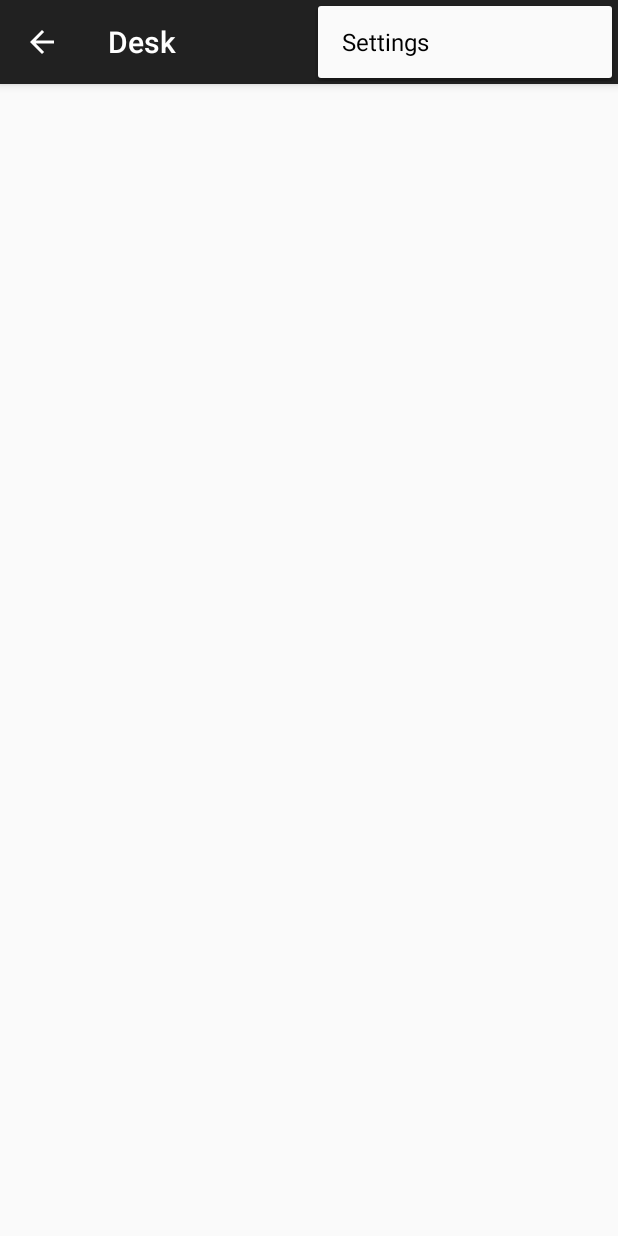
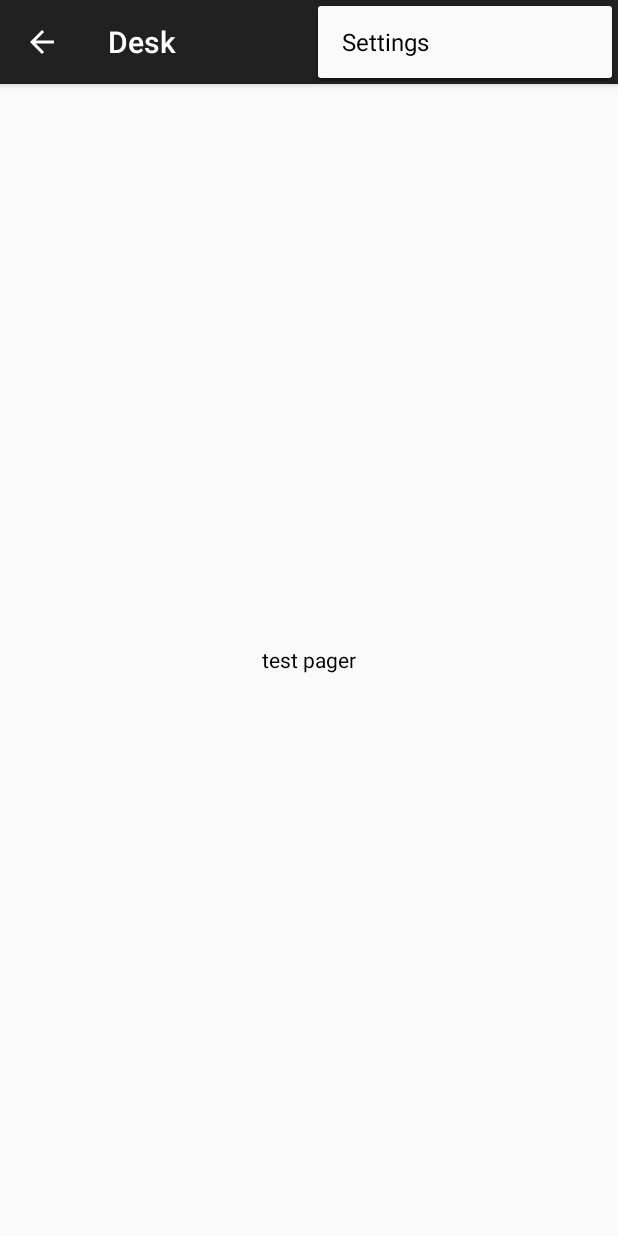
Before and after one commit to kshitijsharma000/maverick, an Android app: the screen it shows after launch (HomeActvity), with the options menu open, on a phone screen of 412 x 824 dp. Run offline under Robolectric (Android 15) with nearby library versions, the phone set to English and light mode, and no system bars; 2 statements that could not run were skipped.

Commit message:
Updating fragments 2

```diff
--- a/app/src/main/java/com/desk/Fragment_home.java
+++ b/app/src/main/java/com/desk/Fragment_home.java
@@ -1,8 +1,14 @@
 package com.desk;
 
 import android.app.Activity;
+import android.content.Context;
 import android.os.Bundle;
 import android.support.v4.app.Fragment;
+import android.support.v4.app.FragmentManager;
+import android.support.v4.app.FragmentPagerAdapter;
+import android.support.v4.app.FragmentTransaction;
+import android.support.v4.view.ViewPager;
+import android.support.v7.app.ActionBar;
 import android.view.LayoutInflater;
 import android.view.View;
 import android.view.ViewGroup;
@@ -10,10 +16,12 @@ import android.view.ViewGroup;
 /**
  * Created by kshitij.sharma on 9/28/2015.
  */
-public class Fragment_home extends Fragment {
+public class Fragment_home extends Fragment implements ActionBar.TabListener {
 
     private static final String ARG_SECTION_NUMBER = "section_number";
-
+    static Context context;
+    ActionBar actionBar;
+    ViewPager viewPager;
     /**
      * Returns a new instance of this fragment for the given section
      * number.
@@ -27,13 +35,32 @@ public class Fragment_home extends Fragment {
     }
 
     public Fragment_home() {
+        System.out.println("created fragment home");
     }
 
     @Override
     public View onCreateView(LayoutInflater inflater, ViewGroup container,
                              Bundle savedInstanceState) {
-        View rootView = inflater.inflate(R.layout.fragment_home_actvity, container, false);
-        return rootView;
+        return inflater.inflate(R.layout.fragment_home_actvity, container, false);
+    }
+
+    @Override
+    public void onViewCreated(View view, Bundle savedInstanceState) {
+        super.onViewCreated(view, savedInstanceState);
+
+        Adapter adapter = new Adapter(getChildFragmentManager());
+
+        viewPager = (ViewPager) view.findViewById(R.id.pager);
+        viewPager.setAdapter(adapter);
+
+        actionBar.setNavigationMode(ActionBar.NAVIGATION_MODE_TABS);
+        actionBar.setDisplayShowTitleEnabled(true);
+
+
+        for (int i = 0; i < adapter.getCount(); i++) {
+            System.out.println("added new tab : " + i);
+            actionBar.addTab(actionBar.newTab().setTabListener(this).setText(adapter.getPageTitle(i)));
+        }
     }
 
     @Override
@@ -41,5 +68,53 @@ public class Fragment_home extends Fragment {
         super.onAttach(activity);
         ((HomeActvity) activity).onSectionAttached(
                 getArguments().getInt(ARG_SECTION_NUMBER));
+        actionBar = ((HomeActvity) activity).getSupportActionBar();
+    }
+
+    @Override
+    public void onTabSelected(ActionBar.Tab tab, FragmentTransaction ft) {
+        viewPager.setCurrentItem(tab.getPosition());
+    }
+
+    @Override
+    public void onTabUnselected(ActionBar.Tab tab, FragmentTransaction ft) {
+
+    }
+
+    @Override
+    public void onTabReselected(ActionBar.Tab tab, FragmentTransaction ft) {
+
+    }
+
+    private class Adapter extends FragmentPagerAdapter {
+
+        public Adapter(FragmentManager fm) {
+            super(fm);
+            System.out.println("inside viewpager adapter get constructor");
+        }
+
+        @Override
+        public Fragment getItem(int position) {
+            System.out.println("inside viewpager adapter get item : " + position);
+            return new Pager_fragment();
+        }
+
+        @Override
+        public int getCount() {
+            return 3;
+        }
+
+        @Override
+        public CharSequence getPageTitle(int position) {
+            switch (position) {
+                case 0:
+                    return "Section 1";
+                case 1:
+                    return "Section 2";
+                case 2:
+                    return "Section 3";
+            }
+            return null;
+        }
     }
 }
--- a/app/src/main/java/com/desk/HomeActvity.java
+++ b/app/src/main/java/com/desk/HomeActvity.java
@@ -1,17 +1,13 @@
 package com.desk;
 
-import android.app.Activity;
 import android.os.Bundle;
 import android.support.v4.app.Fragment;
 import android.support.v4.app.FragmentManager;
 import android.support.v4.widget.DrawerLayout;
 import android.support.v7.app.ActionBar;
 import android.support.v7.app.AppCompatActivity;
-import android.view.LayoutInflater;
 import android.view.Menu;
 import android.view.MenuItem;
-import android.view.View;
-import android.view.ViewGroup;
 
 public class HomeActvity extends AppCompatActivity
         implements NavigationDrawerFragment.NavigationDrawerCallbacks {
@@ -45,9 +41,23 @@ public class HomeActvity extends AppCompatActivity
     public void onNavigationDrawerItemSelected(int position) {
         // update the main content by replacing fragments
         FragmentManager fragmentManager = getSupportFragmentManager();
-        fragmentManager.beginTransaction()
-                .replace(R.id.container, PlaceholderFragment.newInstance(position + 1))
-                .commit();
+        fragmentManager.beginTransaction().replace(R.id.container, selectItem(position)).commit();
+    }
+
+    private Fragment selectItem(int position) {
+        Fragment fragment = null;
+        switch (position) {
+            case 0: //profile
+                fragment = Fragment_home.newInstance(position + 1);
+                break;
+            case 1: // profile
+                fragment = Fragment_profile.newInstance(position + 1);
+                break;
+            case 2: // credits
+                fragment = Fragment_credits.newInstance(position + 1);
+                break;
+        }
+        return fragment;
     }
 
     public void onSectionAttached(int number) {
@@ -99,45 +109,4 @@ public class HomeActvity extends AppCompatActivity
 
         return super.onOptionsItemSelected(item);
     }
-
-    /**
-     * A placeholder fragment containing a simple view.
-     */
-    public static class PlaceholderFragment extends Fragment {
-        /**
-         * The fragment argument representing the section number for this
-         * fragment.
-         */
-        private static final String ARG_SECTION_NUMBER = "section_number";
-
-        /**
-         * Returns a new instance of this fragment for the given section
-         * number.
-         */
-        public static PlaceholderFragment newInstance(int sectionNumber) {
-            PlaceholderFragment fragment = new PlaceholderFragment();
-            Bundle args = new Bundle();
-            args.putInt(ARG_SECTION_NUMBER, sectionNumber);
-            fragment.setArguments(args);
-            return fragment;
-        }
-
-        public PlaceholderFragment() {
-        }
-
-        @Override
-        public View onCreateView(LayoutInflater inflater, ViewGroup container,
-                                 Bundle savedInstanceState) {
-            View rootView = inflater.inflate(R.layout.fragment_home_actvity, container, false);
-            return rootView;
-        }
-
-        @Override
-        public void onAttach(Activity activity) {
-            super.onAttach(activity);
-            ((HomeActvity) activity).onSectionAttached(
-                    getArguments().getInt(ARG_SECTION_NUMBER));
-        }
-    }
-
 }
--- /dev/null
+++ b/app/src/main/java/com/desk/Pager_fragment.java
@@ -0,0 +1,46 @@
+package com.desk;
+
+import android.app.Activity;
+import android.os.Bundle;
+import android.support.annotation.Nullable;
+import android.support.v4.app.Fragment;
+import android.view.LayoutInflater;
+import android.view.View;
+import android.view.ViewGroup;
+import android.widget.TextView;
+
+/**
+ * Created by kshitij.sharma on 9/28/2015.
+ */
+public class Pager_fragment extends Fragment {
+    TextView textView;
+
+    @Override
+    public void onCreate(Bundle savedInstanceState) {
+        super.onCreate(savedInstanceState);
+    }
+
+    @Nullable
+    @Override
+    public View onCreateView(LayoutInflater inflater, ViewGroup container, Bundle savedInstanceState) {
+        return inflater.inflate(R.layout.pager_fragment, container, false);
+    }
+
+    @Override
+    public void onViewCreated(View view, Bundle savedInstanceState) {
+        super.onViewCreated(view, savedInstanceState);
+        textView = (TextView) view.findViewById(R.id.pager_text);
+        textView.setText("test pager");
+    }
+
+    @Override
+    public void onActivityCreated(Bundle savedInstanceState) {
+        super.onActivityCreated(savedInstanceState);
+    }
+
+    @Override
+    public void onAttach(Activity activity) {
+        super.onAttach(activity);
+    }
+
+}
--- /dev/null
+++ b/app/src/main/res/layout/fragment_credits.xml
@@ -0,0 +1,6 @@
+<?xml version="1.0" encoding="utf-8"?>
+<LinearLayout xmlns:android="http://schemas.android.com/apk/res/android"
+    android:orientation="vertical" android:layout_width="match_parent"
+    android:layout_height="match_parent">
+
+</LinearLayout>
--- a/app/src/main/res/layout/fragment_home_actvity.xml
+++ b/app/src/main/res/layout/fragment_home_actvity.xml
@@ -1,18 +1,5 @@
-<RelativeLayout xmlns:android="http://schemas.android.com/apk/res/android"
-    xmlns:tools="http://schemas.android.com/tools"
+<android.support.v4.view.ViewPager
+    xmlns:android="http://schemas.android.com/apk/res/android"
+    android:id="@+id/pager"
     android:layout_width="match_parent"
-    android:layout_height="match_parent"
-    android:paddingBottom="@dimen/activity_vertical_margin"
-    android:paddingLeft="@dimen/activity_horizontal_margin"
-    android:paddingRight="@dimen/activity_horizontal_margin"
-    android:paddingTop="@dimen/activity_vertical_margin"
-    tools:context=".HomeActvity$PlaceholderFragment">
-
-    <android.support.v4.view.ViewPager
-        android:id="@+id/pager"
-        android:layout_width="match_parent"
-        android:layout_height="0px"
-        android:layout_weight="1" >
-    </android.support.v4.view.ViewPager>
-
-</RelativeLayout>
+    android:layout_height="match_parent" />
--- /dev/null
+++ b/app/src/main/res/layout/fragment_profile.xml
@@ -0,0 +1,6 @@
+<?xml version="1.0" encoding="utf-8"?>
+<LinearLayout xmlns:android="http://schemas.android.com/apk/res/android"
+    android:orientation="vertical" android:layout_width="match_parent"
+    android:layout_height="match_parent">
+
+</LinearLayout>
--- /dev/null
+++ b/app/src/main/res/layout/pager_fragment.xml
@@ -0,0 +1,13 @@
+<?xml version="1.0" encoding="utf-8"?>
+<LinearLayout xmlns:android="http://schemas.android.com/apk/res/android"
+    android:layout_width="match_parent"
+    android:layout_height="match_parent"
+    android:gravity="center"
+    android:orientation="vertical">
+
+    <TextView
+        android:id="@+id/pager_text"
+        android:gravity="center"
+        android:layout_width="match_parent"
+        android:layout_height="wrap_content" />
+</LinearLayout>
```
Also changed, not shown: app/src/main/java/com/desk/Fragment_credits.java (+41 -1 lines), app/src/main/java/com/desk/Fragment_profile.java (+41 -1 lines), app/src/main/java/com/desk/NavigationDrawerFragment.java (+6 -6 lines), app/src/main/res/drawable/ic_drawer.png (added).
